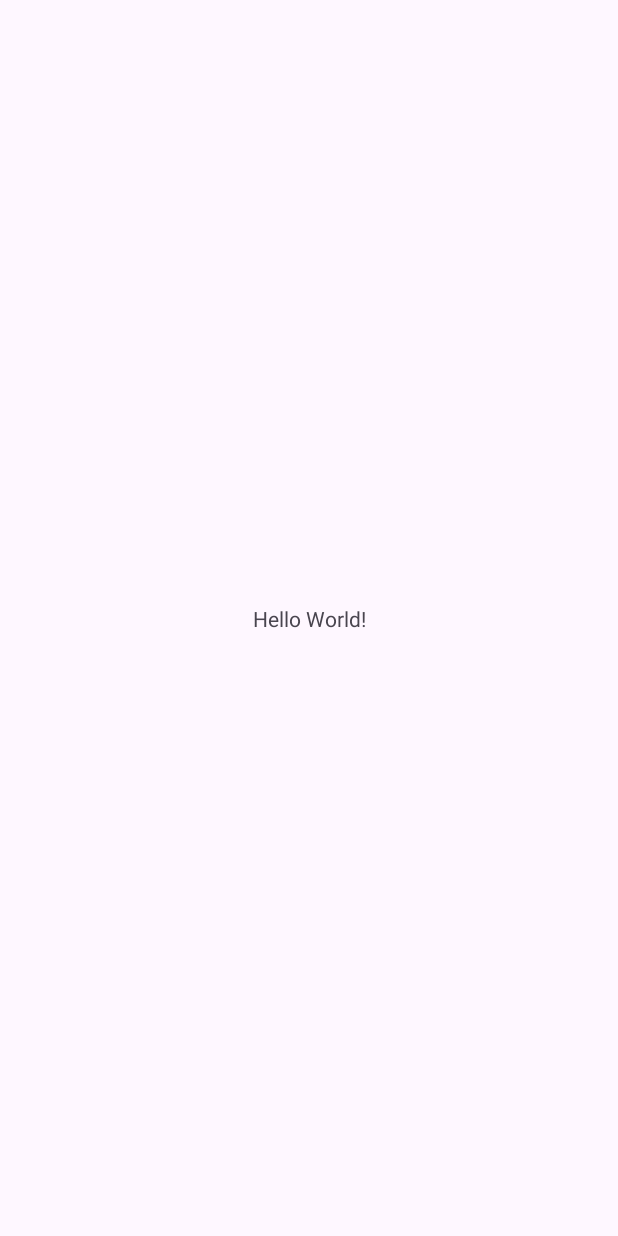
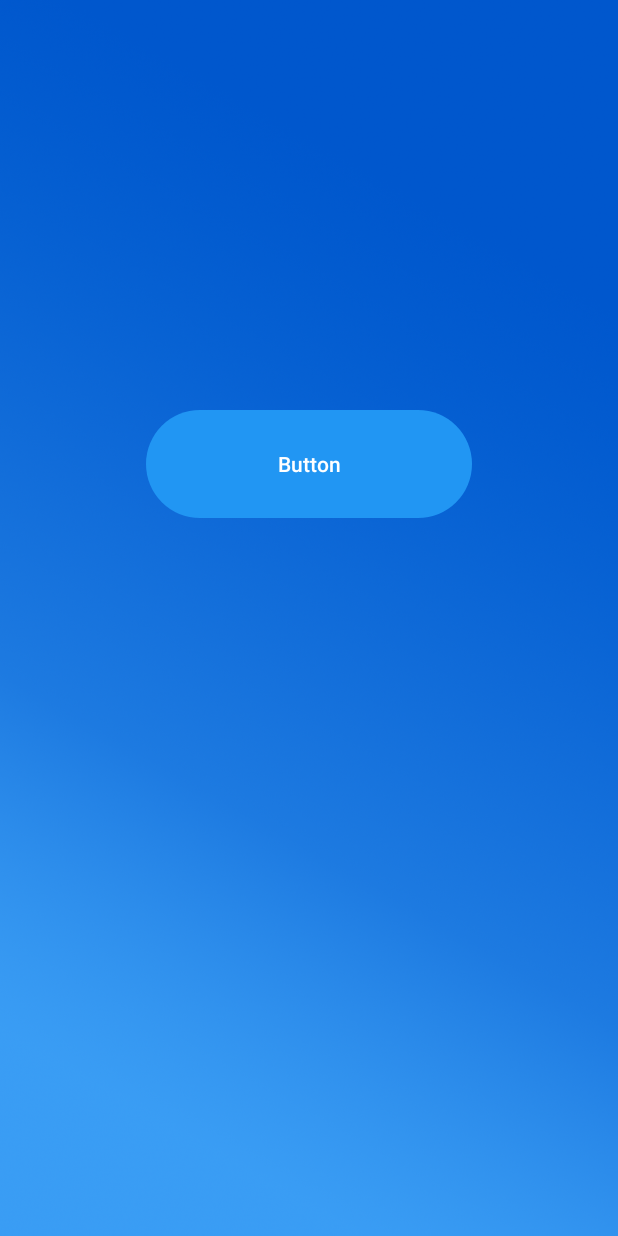
Before and after one commit to SkullGamer5/SuperMath, an Android app: the screen it shows after launch (MainActivity), on a phone screen of 412 x 824 dp. Before the commit the screen is almost empty. Run offline under Robolectric (Android 15) with nearby library versions, the phone set to English and light mode, and no system bars.

Commit message:
Added icon, Blue theme(needs to be changed to purple), added button

```diff
--- a/app/src/main/AndroidManifest.xml
+++ b/app/src/main/AndroidManifest.xml
@@ -6,11 +6,11 @@
         android:allowBackup="true"
         android:dataExtractionRules="@xml/data_extraction_rules"
         android:fullBackupContent="@xml/backup_rules"
-        android:icon="@mipmap/ic_launcher"
+        android:icon="@drawable/logo"
         android:label="@string/app_name"
-        android:roundIcon="@mipmap/ic_launcher_round"
+        android:roundIcon="@drawable/logo"
         android:supportsRtl="true"
-        android:theme="@style/Theme.SuperMath"
+        android:theme="@style/MyBlueTheme"
         tools:targetApi="31">
         <activity
             android:name=".MainActivity"
--- a/app/src/main/res/layout/activity_main.xml
+++ b/app/src/main/res/layout/activity_main.xml
@@ -4,15 +4,18 @@
     xmlns:tools="http://schemas.android.com/tools"
     android:layout_width="match_parent"
     android:layout_height="match_parent"
-    tools:context=".MainActivity">
+    tools:context=".MainActivity"
+    android:background="@drawable/untitled_1">
 
-    <TextView
-        android:layout_width="wrap_content"
-        android:layout_height="wrap_content"
-        android:text="Hello World!"
+    <Button
+        android:id="@+id/button3"
+        android:layout_width="217dp"
+        android:layout_height="80dp"
+        android:text="Button"
         app:layout_constraintBottom_toBottomOf="parent"
         app:layout_constraintEnd_toEndOf="parent"
         app:layout_constraintStart_toStartOf="parent"
-        app:layout_constraintTop_toTopOf="parent" />
-
+        app:layout_constraintTop_toTopOf="parent"
+        app:layout_constraintVertical_bias="0.362"
+        tools:ignore="HardcodedText" />
 </androidx.constraintlayout.widget.ConstraintLayout>
--- a/app/src/main/res/values/colors.xml
+++ b/app/src/main/res/values/colors.xml
@@ -2,4 +2,6 @@
 <resources>
     <color name="black">#FF000000</color>
     <color name="white">#FFFFFFFF</color>
+    <color name="bluePrimary">#2196F3</color>
+    <color name="blueAccent">#03A9F4</color>
 </resources>
--- a/app/src/main/res/values/themes.xml
+++ b/app/src/main/res/values/themes.xml
@@ -5,5 +5,12 @@
         <!-- <item name="colorPrimary">@color/my_light_primary</item> -->
     </style>
 
+    <style name="MyBlueTheme" parent="Theme.Material3.DayNight.NoActionBar">
+        <item name="colorPrimary">@color/bluePrimary</item>
+        <item name="colorAccent">@color/blueAccent</item>
+        <item name="android:textColorPrimary">@color/white</item>
+    </style>
+
+
     <style name="Theme.SuperMath" parent="Base.Theme.SuperMath" />
 </resources>
```
Also changed, not shown: app/src/main/res/drawable/logo.jpg (added), app/src/main/res/drawable/untitled_1.png (added).
